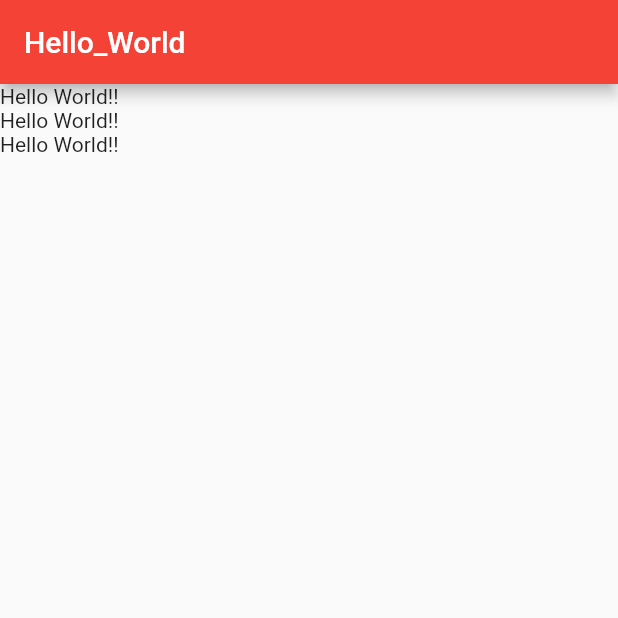
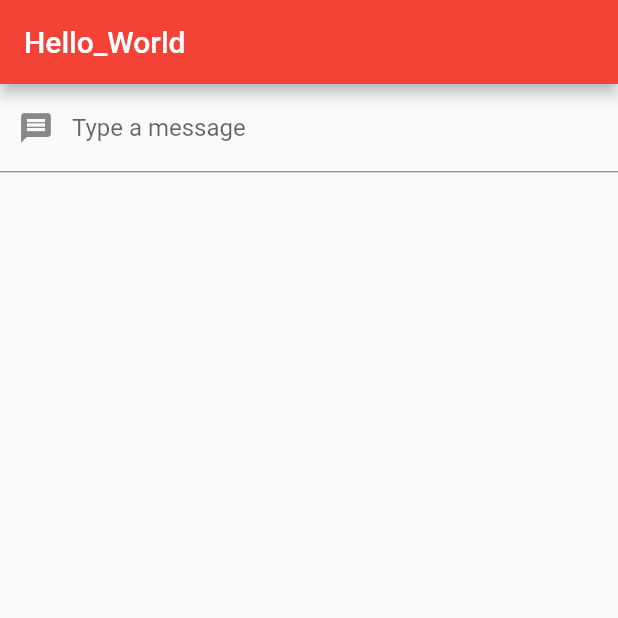
Before and after one commit to amanS2206/hello_world, a Flutter app: the screen it shows after launch, on a phone screen of 412 x 824 dp, the top half of it. Run offline on Flutter 3.47's test engine with Material 2 defaults, Android fonts, the phone set to English and light mode, and no system bars.

Commit message:
add some widgets

```diff
--- a/lib/main.dart
+++ b/lib/main.dart
@@ -1,5 +1,5 @@
 import 'package:flutter/material.dart';
-import 'package:flutter/rendering.dart';
+// import 'package:flutter/rendering.dart';
 // import 'package:flutter/rendering.dart';
 
 void main() {
@@ -37,14 +37,54 @@ class Myhomepage extends StatelessWidget{
   @override
   Widget build(BuildContext context){
     return Scaffold(appBar: AppBar(title: Text("Hello_World")),
-                    body: Column(
-                    children: <Widget>[TestWidget(),TestWidget(), TestWidget()],),);
+                    body: TextInputWiget() , );
   }
 }
 
-class TestWidget extends StatelessWidget{
+// class TestWidget extends StatelessWidget{
+//   @override
+//   Widget build(BuildContext context){
+//     return Text("Hello World!!");
+//   }
+// }
+
+class TextInputWiget extends StatefulWidget {
   @override
-  Widget build(BuildContext context){
-    return Text("Hello World!!");
+  _TextInputWigetState createState() => _TextInputWigetState();
+}
+
+class _TextInputWigetState extends State<TextInputWiget> {
+  final controller = TextEditingController();
+
+  String text= "";
+
+  @override
+  void dispose(){
+    super.dispose();
+    controller.dispose();
+  }
+
+  void changeText(text){
+
+    if(text == "Hello World!"){
+      controller.clear();
+      text = "";
+    }
+
+    setState(() {
+      this.text = text;
+
+    });
+
+
+  }
+  @override
+  Widget build(BuildContext context) {
+    return Column( children : <Widget>
+      [TextField(
+      controller: this.controller,
+      decoration: InputDecoration(prefixIcon: Icon(Icons.message), labelText: "Type a message"),
+      onChanged: (text) => this.changeText(text),),
+      Text(this.text)]);
   }
 }
```
